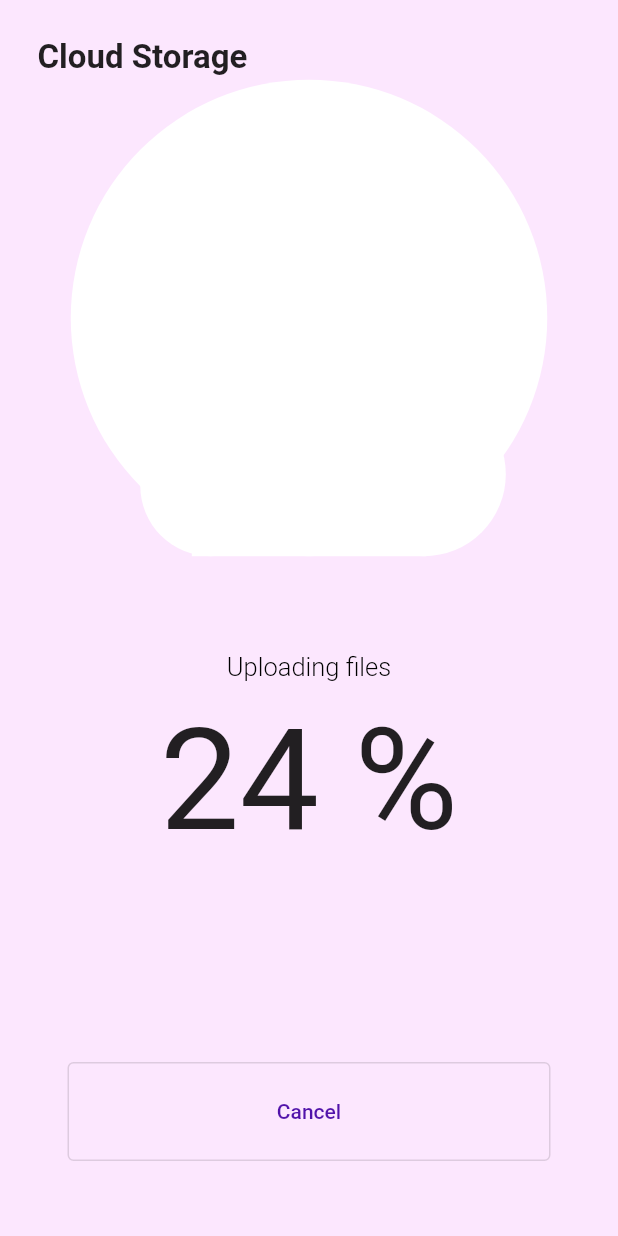
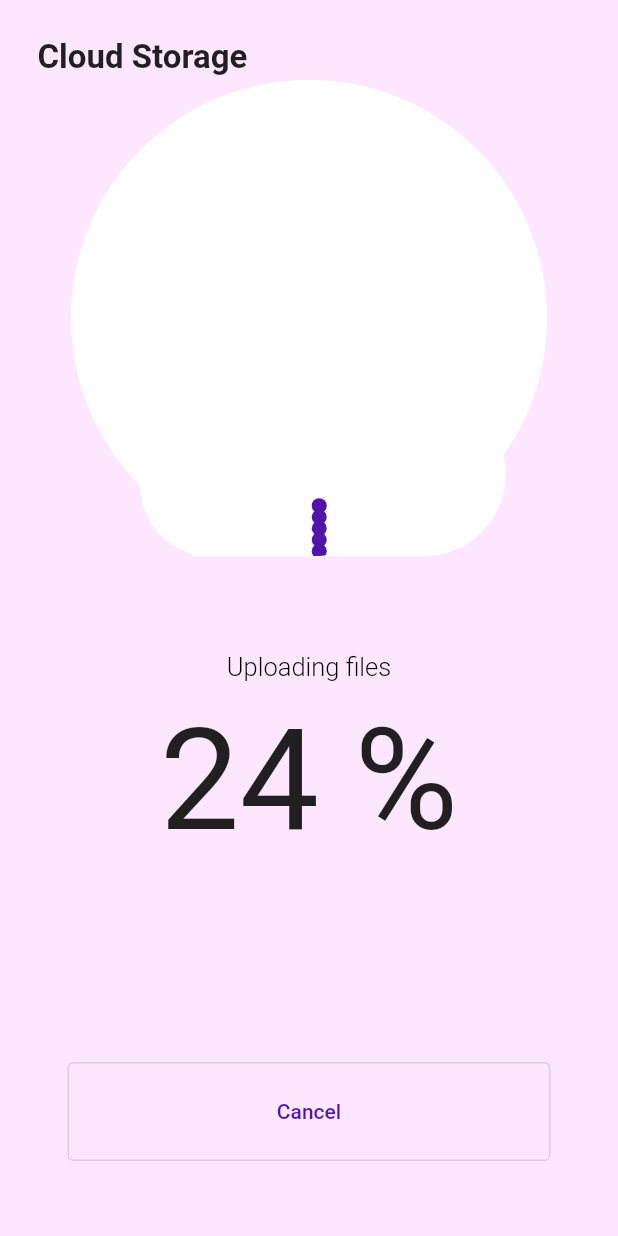
Before and after one commit to kleysonklaus/flutter_loading_bubbles_animation, a Flutter app: the Loading screen opened directly, after a tap on "create backup", on a phone screen of 412 x 824 dp. Run offline on Flutter 3.47's test engine with Material 2 defaults, Android fonts, the phone set to English and light mode, and no system bars.

Commit message:
feat(animation): animation now is visible

```diff
--- a/lib/loading/data_backup_cloud_page.dart
+++ b/lib/loading/data_backup_cloud_page.dart
@@ -112,10 +112,16 @@ class DataBackupCloudPage extends StatelessWidget {
                 width: circleSize,
                 bottom: 0,
                 left: centerMargin / 2,
-                child: Container(
-                  decoration: const BoxDecoration(
-                    shape: BoxShape.circle,
-                    color: Colors.white,
+                child: ClipOval(
+                  child: CustomPaint(
+                    foregroundPainter:
+                        _CloudBubblePainter(progressAnimation, bubbles),
+                    child: Container(
+                      decoration: const BoxDecoration(
+                        shape: BoxShape.circle,
+                        color: Colors.white,
+                      ),
+                    ),
                   ),
                 ),
               ),
@@ -126,3 +132,24 @@ class DataBackupCloudPage extends StatelessWidget {
     );
   }
 }
+
+class _CloudBubblePainter extends CustomPainter {
+  _CloudBubblePainter(this.animation, this.bubbles) : super(repaint: animation);
+  final Animation<double> animation;
+  final List<_Bubble> bubbles;
+  @override
+  void paint(Canvas canvas, Size size) {
+    for (_Bubble _bubble in bubbles) {
+      final offset = Offset(
+        size.width / 2 + _bubble.direction * animation.value,
+        size.height * 1.2 * (1 - animation.value) -
+            _bubble.speed * animation.value +
+            _bubble.initialPosition * (1 - animation.value),
+      );
+      canvas.drawCircle(offset, _bubble.size, Paint()..color = _bubble.color);
+    }
+  }
+
+  @override
+  bool shouldRepaint(covariant CustomPainter oldDelegate) => false;
+}
```
